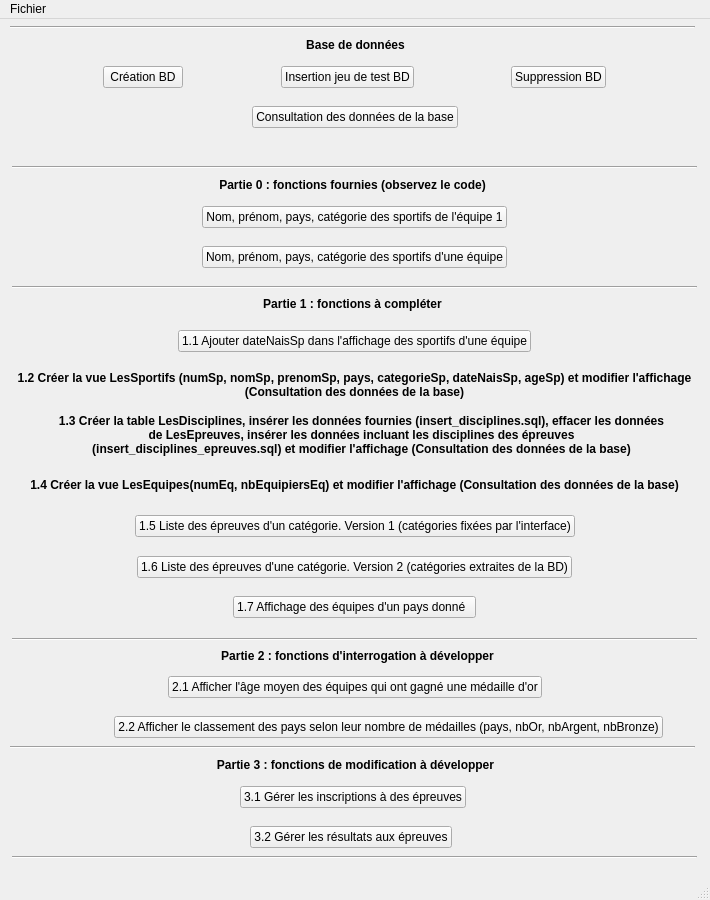
Old version of the form gui/mainWindow.ui in the repository FDaCostaB/Jo-BD.
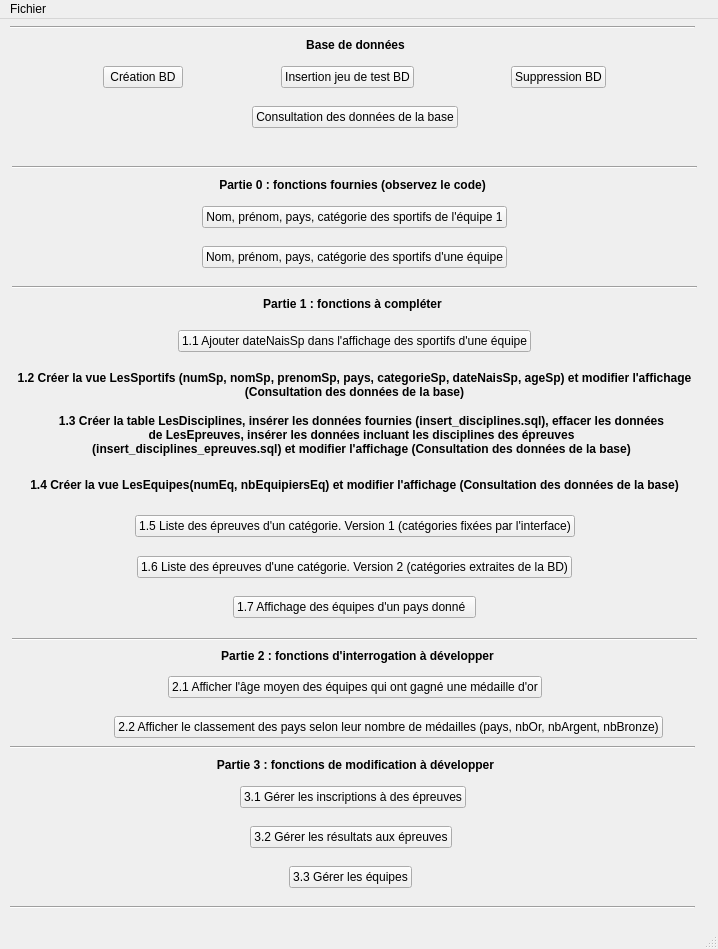
New version of the form. Icons and pictures are not drawn.

Diff of the .ui file:
```diff
--- a/gui/mainWindow.ui
+++ b/gui/mainWindow.ui
@@ -6,8 +6,8 @@
    <rect>
     <x>0</x>
     <y>0</y>
-    <width>710</width>
-    <height>900</height>
+    <width>718</width>
+    <height>949</height>
    </rect>
   </property>
   <property name="windowTitle">
@@ -271,8 +271,8 @@
    <widget class="Line" name="line_6">
     <property name="geometry">
      <rect>
-      <x>12</x>
-      <y>830</y>
+      <x>10</x>
+      <y>880</y>
       <width>685</width>
       <height>16</height>
      </rect>
@@ -877,13 +877,58 @@
      </item>
     </layout>
    </widget>
+   <widget class="QWidget" name="layoutWidget_2">
+    <property name="geometry">
+     <rect>
+      <x>10</x>
+      <y>840</y>
+      <width>681</width>
+      <height>36</height>
+     </rect>
+    </property>
+    <layout class="QHBoxLayout" name="horizontalLayout_14">
+     <item>
+      <spacer name="horizontalSpacer_29">
+       <property name="orientation">
+        <enum>Qt::Horizontal</enum>
+       </property>
+       <property name="sizeHint" stdset="0">
+        <size>
+         <width>40</width>
+         <height>20</height>
+        </size>
+       </property>
+      </spacer>
+     </item>
+     <item>
+      <widget class="QPushButton" name="pushButton_16">
+       <property name="text">
+        <string>3.3 Gérer les équipes</string>
+       </property>
+      </widget>
+     </item>
+     <item>
+      <spacer name="horizontalSpacer_30">
+       <property name="orientation">
+        <enum>Qt::Horizontal</enum>
+       </property>
+       <property name="sizeHint" stdset="0">
+        <size>
+         <width>40</width>
+         <height>20</height>
+        </size>
+       </property>
+      </spacer>
+     </item>
+    </layout>
+   </widget>
   </widget>
   <widget class="QMenuBar" name="menubar">
    <property name="geometry">
     <rect>
      <x>0</x>
      <y>0</y>
-     <width>710</width>
+     <width>718</width>
      <height>26</height>
     </rect>
    </property>
```
Left out of the diff: 36 changed lines with no effect on the pictures.
